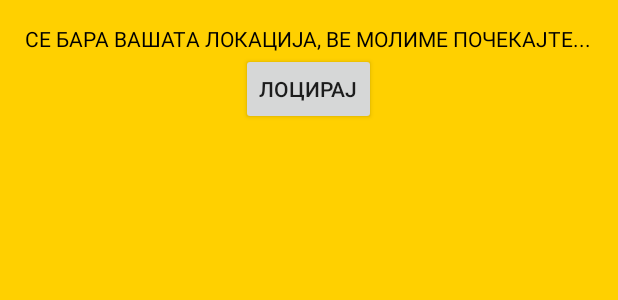
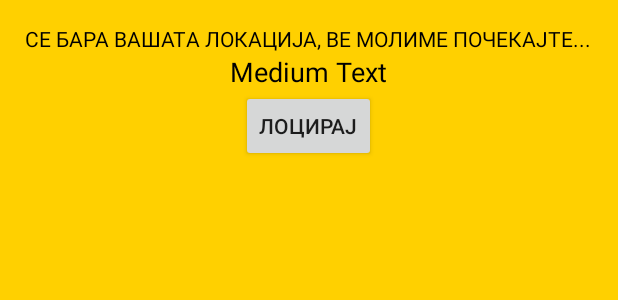
Before and after one commit to CHukioo/VikniTaksi, an Android app: the layout activity_main.xml on its own in the app's theme, with its tools: preview values and no code run, on a phone screen of 412 x 824 dp. Shown: the top 300 px of the screen. Run offline under Robolectric (Android 15) with nearby library versions, the phone set to English and light mode, and no system bars.

```diff
--- a/app/src/main/res/layout/activity_main.xml
+++ b/app/src/main/res/layout/activity_main.xml
@@ -24,19 +24,29 @@
         android:layout_width="wrap_content"
         android:layout_height="wrap_content"
         android:id="@+id/listViewMain"
-        android:layout_below="@+id/textView"
+        android:layout_marginTop="59dp"
+        android:headerDividersEnabled="true"
+        android:layout_below="@+id/button"
         android:layout_alignParentLeft="true"
-        android:layout_alignParentStart="true"
-        android:layout_marginTop="57dp"
-        android:headerDividersEnabled="true" />
+        android:layout_alignParentStart="true" />
 
     <Button
         android:layout_width="wrap_content"
         android:layout_height="wrap_content"
         android:text="ЛОЦИРАЈ"
         android:id="@+id/button"
+        android:layout_below="@+id/textView2"
+        android:layout_centerHorizontal="true"
+        android:onClick="locriajKlik" />
+
+    <TextView
+        android:layout_width="wrap_content"
+        android:layout_height="wrap_content"
+        android:textAppearance="?android:attr/textAppearanceMedium"
+        android:text="Medium Text"
+        android:id="@+id/textView2"
         android:layout_below="@+id/textView"
         android:layout_centerHorizontal="true"
-        android:onClick="locriajKlik()" />
+        android:textColor="#000000" />
 
 </RelativeLayout>
```
Also changed, not shown: app/src/main/java/com/example/marko/viknitaksi/DBHandler.java (added, +79 -0 lines), app/src/main/java/com/example/marko/viknitaksi/Info.java (added, +54 -0 lines), app/src/main/java/com/example/marko/viknitaksi/MainActivity.java (+43 -16 lines).
